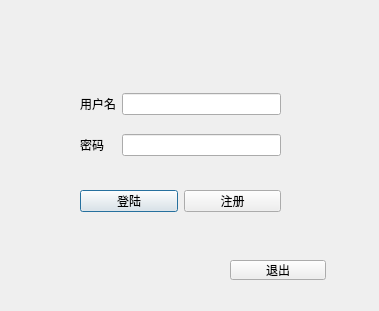
Above: logindialog.ui from SillyPasty/Movie_Management before the change. Below: the same form after it.
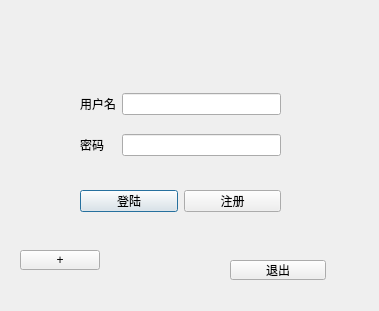
That is the form after the change.

Patch:
```diff
--- a/logindialog.ui
+++ b/logindialog.ui
@@ -84,6 +84,19 @@
     <string>退出</string>
    </property>
   </widget>
+  <widget class="QPushButton" name="pushButton">
+   <property name="geometry">
+    <rect>
+     <x>20</x>
+     <y>250</y>
+     <width>80</width>
+     <height>20</height>
+    </rect>
+   </property>
+   <property name="text">
+    <string>+</string>
+   </property>
+  </widget>
  </widget>
  <resources/>
  <connections>
```
